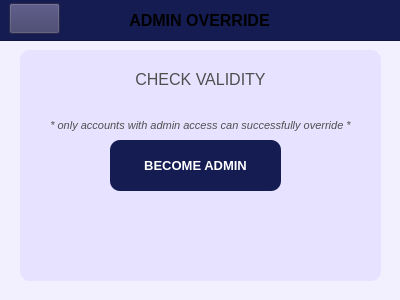
Above: UI/PopUp/Screen_Dashboard/adminoverride.ui from Yohhannn/Barangay-Records-Statistics-System before the change. Below: the same form after it.
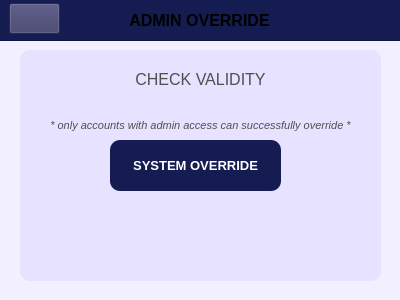
That is the form after the change. Icons and pictures are not drawn.

Commit message: - Optimized and fixed multiple issues - Added simple admin authentication

What changed in the file:
```diff
--- a/UI/PopUp/Screen_Dashboard/adminoverride.ui
+++ b/UI/PopUp/Screen_Dashboard/adminoverride.ui
@@ -110,7 +110,7 @@
 }</string>
     </property>
     <property name="text">
-     <string>BECOME ADMIN</string>
+     <string>SYSTEM OVERRIDE</string>
     </property>
    </widget>
   </widget>
```
The commit also changes 6 other files.
